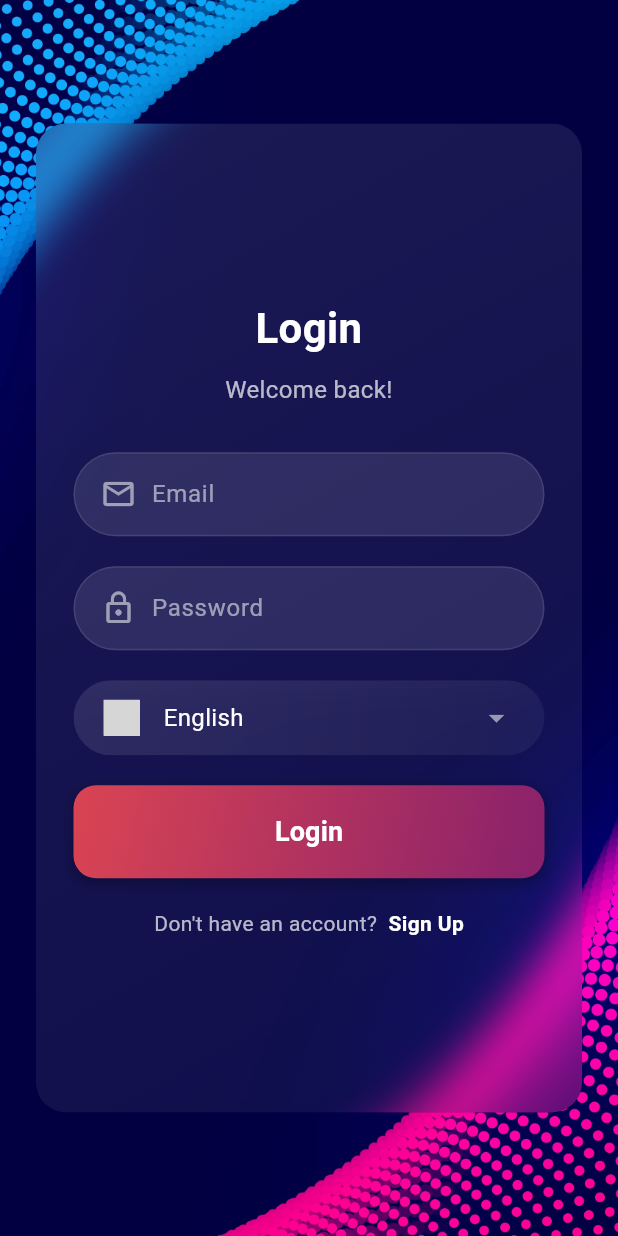
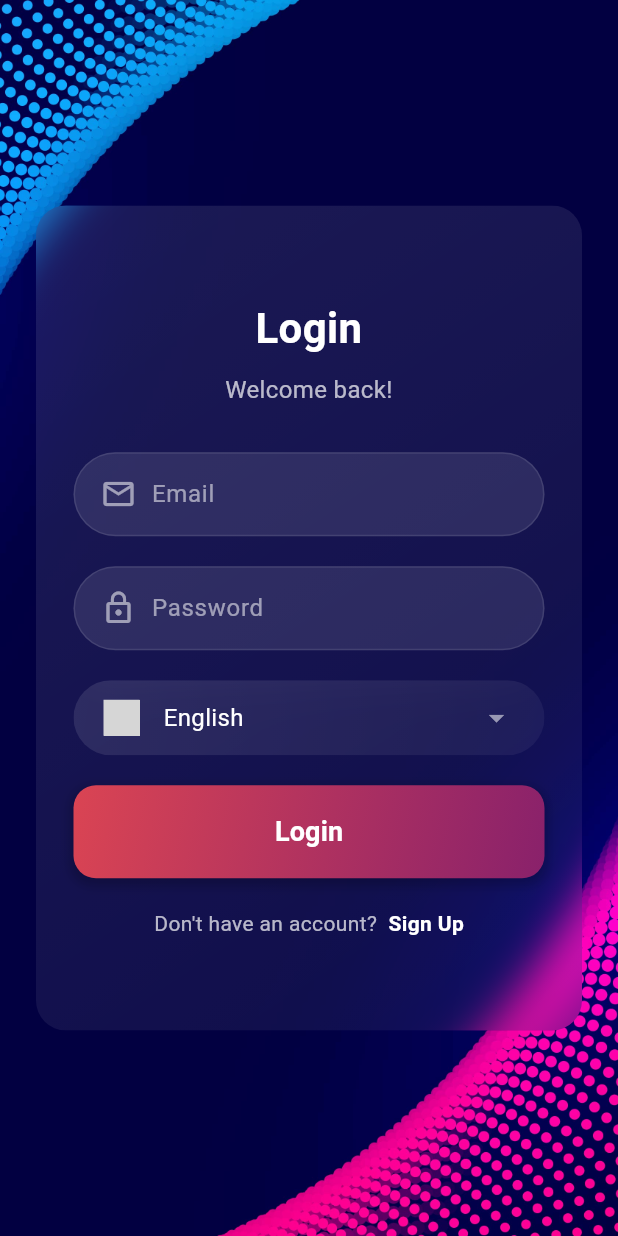
Before and after one commit to Aleksandr6669/flitter_tets, a Flutter app: the screen it shows after launch, on a phone screen of 412 x 824 dp. Run offline on Flutter 3.47's test engine with Material 3 defaults, Android fonts, the phone set to English and light mode, and no system bars; drawn by our look-alikes of glassmorphism; our stand-ins replace firebase_auth, firebase_core, pinput, shared_preferences; missing offline and left inert: flag; accounts and stored records are empty; grey boxes are pictures that could not be loaded.

```diff
--- a/lib/auth_page.dart
+++ b/lib/auth_page.dart
@@ -118,7 +118,6 @@ class _AuthPageState extends State<AuthPage> {
           ),
           Center(
             child: SingleChildScrollView(
-              child: Padding(
               padding: const EdgeInsets.all(24.0),
               child: GlassmorphicAuthForm(
                 formKey: _formKey,
@@ -133,14 +132,13 @@ class _AuthPageState extends State<AuthPage> {
               ),
             ),
           ),
-          ),
         ],
       ),
     );
   }
 }
 
-class GlassmorphicAuthForm extends StatelessWidget {
+class GlassmorphicAuthForm extends StatefulWidget {
   const GlassmorphicAuthForm({
     super.key,
     required this.formKey,
@@ -165,6 +163,11 @@ class GlassmorphicAuthForm extends StatelessWidget {
   final void Function(BuildContext) handleAuthAction;
 
   @override
+  State<GlassmorphicAuthForm> createState() => _GlassmorphicAuthFormState();
+}
+
+class _GlassmorphicAuthFormState extends State<GlassmorphicAuthForm> {
+  @override
   Widget build(BuildContext context) {
     final l10n = AppLocalizations.of(context)!;
     final locale = Localizations.localeOf(context);
@@ -173,24 +176,36 @@ class GlassmorphicAuthForm extends StatelessWidget {
       orElse: () => supportedLanguages.first,
     );
 
+    final double loginHeight = 550;
+    final double registrationHeight = 640;
+    final targetHeight = widget.isLogin ? loginHeight : registrationHeight;
+
+    return TweenAnimationBuilder<double>(
+      tween: Tween<double>(end: targetHeight),
+      duration: const Duration(milliseconds: 400),
+      curve: Curves.easeInOut,
+      builder: (context, height, child) {
         return ConstrainedBox(
-      constraints: BoxConstraints(
+          constraints: const BoxConstraints(
             maxWidth: 400,
-        maxHeight: 720, // Fixed height
           ),
           child: GlassmorphicContainer(
             width: MediaQuery.of(context).size.width * 0.9,
-        height: MediaQuery.of(context).size.height * 0.8, // Fixed height
+            height: height,
             borderRadius: 20,
             blur: 10,
             alignment: Alignment.center,
             border: 0,
             linearGradient: kGlassmorphicGradient,
             borderGradient: kGlassmorphicBorderGradient,
+            child: child,
+          ),
+        );
+      },
       child: Padding(
         padding: const EdgeInsets.all(25.0),
         child: Form(
-            key: formKey,
+          key: widget.formKey,
           child: Column(
             mainAxisAlignment: MainAxisAlignment.center,
             crossAxisAlignment: CrossAxisAlignment.stretch,
@@ -198,8 +213,8 @@ class GlassmorphicAuthForm extends StatelessWidget {
               AnimatedSwitcher(
                 duration: const Duration(milliseconds: 300),
                 child: Text(
-                    isLogin ? l10n.login : l10n.createAccount,
-                    key: ValueKey(isLogin),
+                  widget.isLogin ? l10n.login : l10n.createAccount,
+                  key: ValueKey(widget.isLogin),
                   textAlign: TextAlign.center,
                   style: kTitleTextStyle,
                 ),
@@ -208,17 +223,17 @@ class GlassmorphicAuthForm extends StatelessWidget {
               AnimatedSwitcher(
                 duration: const Duration(milliseconds: 300),
                 child: Text(
-                    isLogin
+                  widget.isLogin
                       ? l10n.welcomeBack
                       : l10n.joinUsToStartYourJourney,
-                    key: ValueKey(isLogin),
+                  key: ValueKey(widget.isLogin),
                   textAlign: TextAlign.center,
                   style: kSubtitleTextStyle,
                 ),
               ),
               const SizedBox(height: 30),
               TextFormField(
-                  controller: emailController,
+                controller: widget.emailController,
                 style: const TextStyle(color: Colors.white),
                 decoration:
                     kInputDecoration(l10n.email, Icons.email_outlined),
@@ -233,7 +248,7 @@ class GlassmorphicAuthForm extends StatelessWidget {
               ),
               const SizedBox(height: 20),
               TextFormField(
-                  controller: passwordController,
+                controller: widget.passwordController,
                 obscureText: true,
                 style: const TextStyle(color: Colors.white),
                 decoration:
@@ -253,12 +268,12 @@ class GlassmorphicAuthForm extends StatelessWidget {
                     child: child,
                   );
                 },
-                  child: !isLogin
+                child: !widget.isLogin
                     ? Column(
                         children: [
                           const SizedBox(height: 20),
                           TextFormField(
-                              controller: confirmPasswordController,
+                            controller: widget.confirmPasswordController,
                             obscureText: true,
                             style: const TextStyle(color: Colors.white),
                             decoration: kInputDecoration(
@@ -267,7 +282,7 @@ class GlassmorphicAuthForm extends StatelessWidget {
                               if (value == null || value.isEmpty) {
                                 return l10n.pleaseConfirmYourPassword;
                               }
-                                if (value != passwordController.text) {
+                              if (value != widget.passwordController.text) {
                                 return l10n.passwordsDoNotMatch;
                               }
                               return null;
@@ -282,7 +297,7 @@ class GlassmorphicAuthForm extends StatelessWidget {
                 selectedLanguage: selectedLanguage,
                 onLanguageChange: (Language? newLanguage) {
                   if (newLanguage != null) {
-                      changeLanguage(Locale(newLanguage.code));
+                    widget.changeLanguage(Locale(newLanguage.code));
                   }
                 },
               ),
@@ -290,7 +305,7 @@ class GlassmorphicAuthForm extends StatelessWidget {
               Container(
                 decoration: kButtonBoxDecoration,
                 child: ElevatedButton(
-                    onPressed: isLoading ? null : () => handleAuthAction(context),
+                  onPressed: widget.isLoading ? null : () => widget.handleAuthAction(context),
                   style: ElevatedButton.styleFrom(
                     padding: const EdgeInsets.symmetric(vertical: 18),
                     backgroundColor: Colors.transparent,
@@ -299,13 +314,13 @@ class GlassmorphicAuthForm extends StatelessWidget {
                       borderRadius: BorderRadius.circular(15.0),
                     ),
                   ),
-                    child: isLoading
+                  child: widget.isLoading
                       ? const CircularProgressIndicator(color: Colors.white)
                       : AnimatedSwitcher(
                           duration: const Duration(milliseconds: 300),
                           child: Text(
-                              isLogin ? l10n.login : l10n.signUp,
-                              key: ValueKey(isLogin),
+                            widget.isLogin ? l10n.login : l10n.signUp,
+                            key: ValueKey(widget.isLogin),
                             style: kButtonTextStyle,
                           ),
                         ),
@@ -318,20 +333,20 @@ class GlassmorphicAuthForm extends StatelessWidget {
                   AnimatedSwitcher(
                     duration: const Duration(milliseconds: 300),
                     child: Text(
-                        isLogin
+                      widget.isLogin
                           ? l10n.dontHaveAnAccount
                           : l10n.alreadyHaveAnAccount,
-                        key: ValueKey(isLogin),
+                      key: ValueKey(widget.isLogin),
                       style: const TextStyle(color: Colors.white70),
                     ),
                   ),
                   GestureDetector(
-                      onTap: onToggleFormType,
+                    onTap: widget.onToggleFormType,
                     child: AnimatedSwitcher(
                       duration: const Duration(milliseconds: 300),
                       child: Text(
-                          isLogin ? ' ${l10n.signUp}' : ' ${l10n.login}',
-                          key: ValueKey(isLogin),
+                        widget.isLogin ? ' ${l10n.signUp}' : ' ${l10n.login}',
+                        key: ValueKey(widget.isLogin),
                         style: kTextLinkStyle,
                       ),
                     ),
@@ -342,7 +357,6 @@ class GlassmorphicAuthForm extends StatelessWidget {
           ),
         ),
       ),
-      ),
     );
   }
 }
```
Lines whose indentation alone changed are shown as unchanged.
